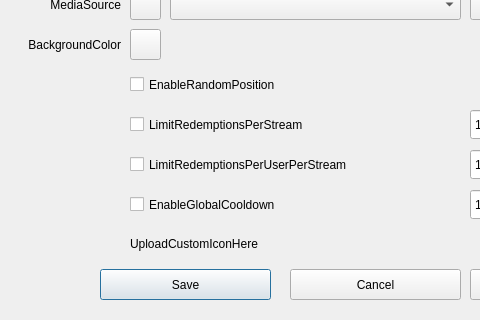
The window that src/EditRewardDialog.ui (gottagofaster236/RewardsTheater) describes before a commit, drawn with Qt 5; both pictures show x 0 to 480 and y 211 to 531 of the 661 by 531 pixel window.
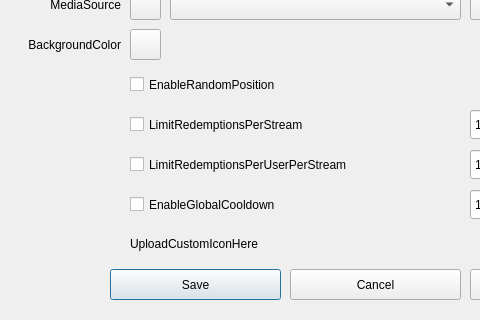
The same window after the commit.

```diff
--- a/src/EditRewardDialog.ui
+++ b/src/EditRewardDialog.ui
@@ -61,7 +61,7 @@
   <widget class="QPushButton" name="saveButton">
    <property name="geometry">
     <rect>
-     <x>100</x>
+     <x>110</x>
      <y>480</y>
      <width>171</width>
      <height>31</height>
```
